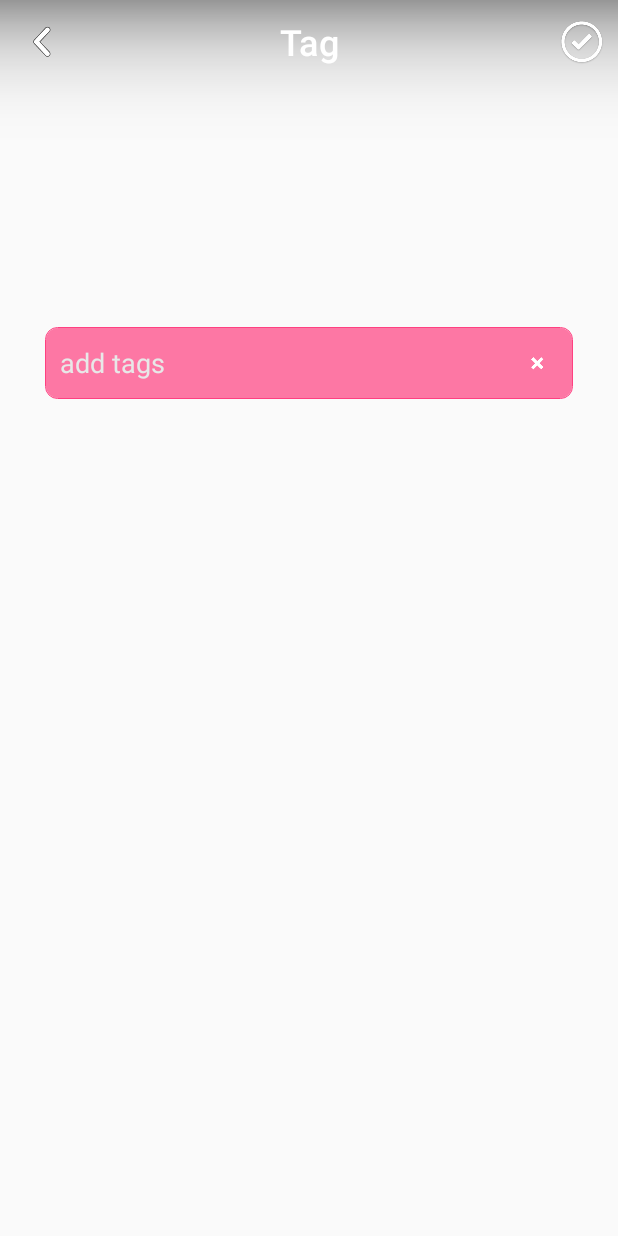
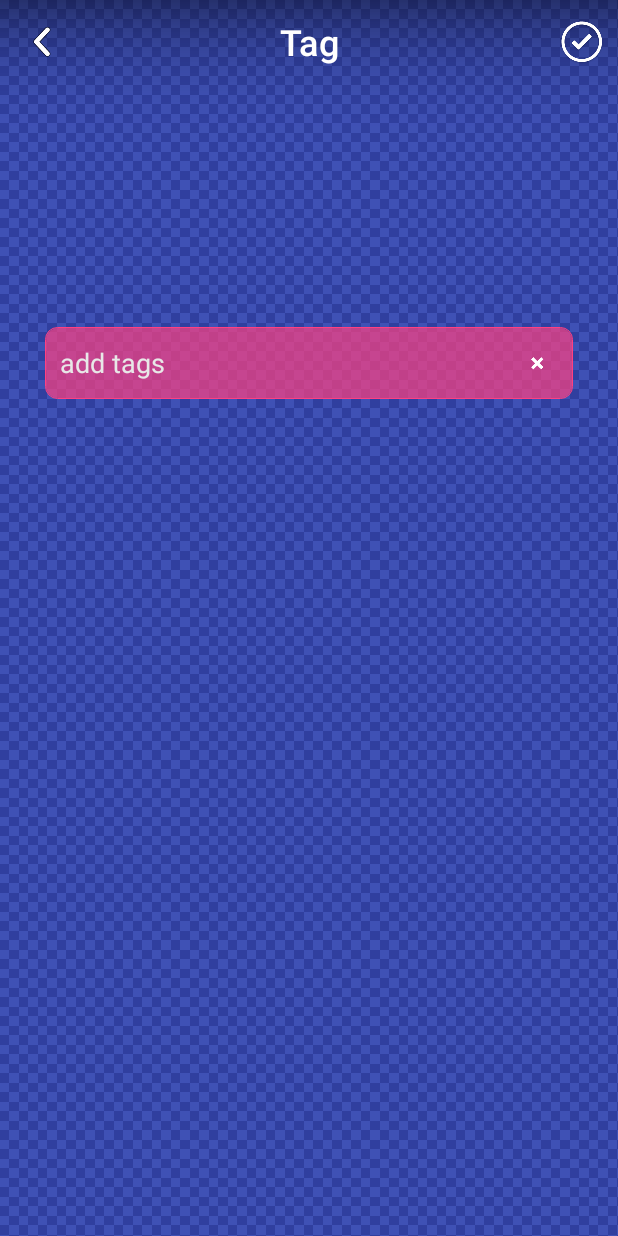
Before and after one commit to dandycheung/imoji-android-sdk-ui, an Android app: the fragment TagImojiFragment placed in its activity, on a phone screen of 412 x 824 dp. Run offline under Robolectric (Android 15) with nearby library versions, the phone set to English and light mode, and no system bars; 2 statements that could not run were skipped.

```diff
--- a/imojisdk-ui/src/main/res/layout/fragment_imoji_editor.xml
+++ b/imojisdk-ui/src/main/res/layout/fragment_imoji_editor.xml
@@ -6,11 +6,14 @@
                 android:background="?android:windowBackground">
 
 
+
+    <!-- Don't include for now, need to make this happen in GL -->
     <!--<com.imojiapp.imoji.sdk.ui.view.CheckeredView-->
         <!--android:layout_width="match_parent"-->
         <!--android:layout_height="match_parent"-->
         <!--app:imoji__firstCheckerColor="?colorPrimary"-->
-        <!--app:imoji__secondCheckerColor="?colorPrimaryDark"/>-->
+        <!--app:imoji__secondCheckerColor="?colorPrimaryDark"-->
+        <!--app:imoji__checkerSize="8dp"/>-->
 
     <com.imojiapp.imojigraphics.IGEditorView
         android:id="@+id/imoji_editor_view"
--- a/imojisdk-ui/src/main/res/layout/fragment_tag_imoji.xml
+++ b/imojisdk-ui/src/main/res/layout/fragment_tag_imoji.xml
@@ -4,9 +4,16 @@
     xmlns:tools="http://schemas.android.com/tools"
     android:layout_width="match_parent"
     android:layout_height="match_parent"
+    xmlns:app="http://schemas.android.com/apk/res-auto"
     android:background="?android:windowBackground"
     tools:context="com.imojiapp.imoji.fragments.imoji.TagImojiFragment">
 
+    <com.imojiapp.imoji.sdk.ui.view.CheckeredView
+        app:imoji__firstCheckerColor="?colorPrimary"
+        app:imoji__secondCheckerColor="?colorPrimaryDark"
+        app:imoji__checkerSize="12dp"
+        android:layout_width="match_parent"
+        android:layout_height="match_parent"/>
     <View
         android:id="@+id/imoji_toolbar_scrim"
         android:layout_width="match_parent"
```
